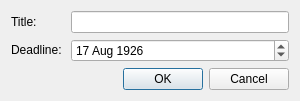
zsz12251665/HOSS-Client, file CheckItem_EditDialog.ui: the form before one commit.
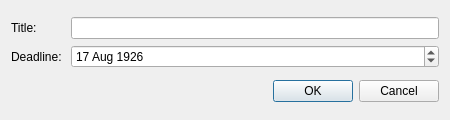
The form after the commit.

```diff
--- a/CheckItem_EditDialog.ui
+++ b/CheckItem_EditDialog.ui
@@ -6,16 +6,10 @@
    <rect>
     <x>0</x>
     <y>0</y>
-    <width>300</width>
-    <height>100</height>
+    <width>450</width>
+    <height>120</height>
    </rect>
   </property>
-  <property name="sizePolicy">
-   <sizepolicy hsizetype="Preferred" vsizetype="Minimum">
-    <horstretch>0</horstretch>
-    <verstretch>0</verstretch>
-   </sizepolicy>
-  </property>
   <property name="windowTitle">
    <string>Edit</string>
   </property>
@@ -24,12 +18,6 @@
     <layout class="QGridLayout" name="gridLayout">
      <item row="0" column="0">
       <widget class="QLabel" name="label_title">
-       <property name="sizePolicy">
-        <sizepolicy hsizetype="Minimum" vsizetype="Fixed">
-         <horstretch>0</horstretch>
-         <verstretch>0</verstretch>
-        </sizepolicy>
-       </property>
        <property name="text">
         <string>Title: </string>
        </property>
@@ -40,12 +28,6 @@
      </item>
      <item row="1" column="0">
       <widget class="QLabel" name="label_deadline">
-       <property name="sizePolicy">
-        <sizepolicy hsizetype="Minimum" vsizetype="Fixed">
-         <horstretch>0</horstretch>
-         <verstretch>0</verstretch>
-        </sizepolicy>
-       </property>
        <property name="text">
         <string>Deadline: </string>
        </property>
@@ -72,9 +54,6 @@
    </item>
    <item>
     <widget class="QDialogButtonBox" name="dialogButtonBox">
-     <property name="orientation">
-      <enum>Qt::Horizontal</enum>
-     </property>
      <property name="standardButtons">
       <set>QDialogButtonBox::Cancel|QDialogButtonBox::Ok</set>
      </property>
```
